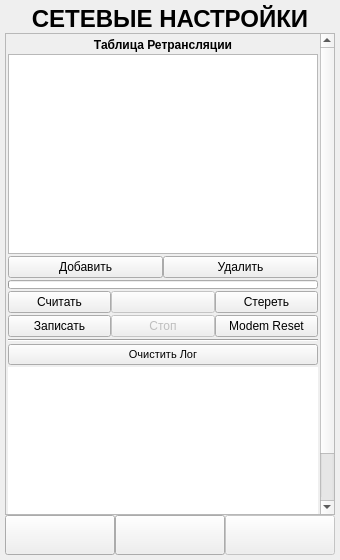
The window that ANDROID_FORMS/retranslation_table_form.ui (DavidSiegman/PLC_RF_Configurator) describes before a commit, drawn with Qt 5.
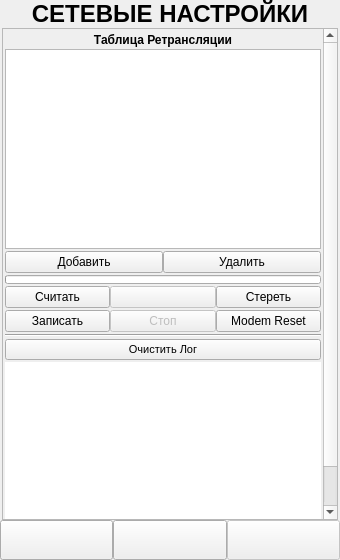
The same window after the commit. Icons and pictures are not drawn.

Patch:
```diff
--- a/ANDROID_FORMS/retranslation_table_form.ui
+++ b/ANDROID_FORMS/retranslation_table_form.ui
@@ -13,21 +13,21 @@
   <property name="windowTitle">
    <string>Form</string>
   </property>
-  <layout class="QVBoxLayout" name="verticalLayout_3">
+  <layout class="QVBoxLayout" name="verticalLayout_7">
    <property name="spacing">
     <number>0</number>
    </property>
    <property name="leftMargin">
-    <number>5</number>
+    <number>0</number>
    </property>
    <property name="topMargin">
-    <number>5</number>
+    <number>0</number>
    </property>
    <property name="rightMargin">
-    <number>5</number>
+    <number>0</number>
    </property>
    <property name="bottomMargin">
-    <number>5</number>
+    <number>0</number>
    </property>
    <item>
     <widget class="QLabel" name="label_1">
@@ -60,6 +60,27 @@
     </widget>
    </item>
    <item>
+    <widget class="QWidget" name="Main_Widget" native="true">
+     <property name="styleSheet">
+      <string notr="true"/>
+     </property>
+     <layout class="QVBoxLayout" name="verticalLayout_5">
+      <property name="spacing">
+       <number>0</number>
+      </property>
+      <property name="leftMargin">
+       <number>2</number>
+      </property>
+      <property name="topMargin">
+       <number>0</number>
+      </property>
+      <property name="rightMargin">
+       <number>2</number>
+      </property>
+      <property name="bottomMargin">
+       <number>0</number>
+      </property>
+      <item>
     <widget class="QScrollArea" name="scrollArea">
      <property name="horizontalScrollBarPolicy">
       <enum>Qt::ScrollBarAlwaysOff</enum>
@@ -72,7 +93,7 @@
        <rect>
         <x>0</x>
         <y>0</y>
-        <width>311</width>
+           <width>317</width>
         <height>545</height>
        </rect>
       </property>
@@ -508,6 +529,9 @@
      </widget>
     </widget>
    </item>
+     </layout>
+    </widget>
+   </item>
    <item>
     <widget class="QWidget" name="DownPanel_Widget" native="true">
      <property name="styleSheet">
@@ -602,6 +626,27 @@
          </widget>
         </item>
         <item>
+         <widget class="QWidget" name="Next_Widget" native="true">
+          <property name="enabled">
+           <bool>false</bool>
+          </property>
+          <layout class="QVBoxLayout" name="verticalLayout_3">
+           <property name="spacing">
+            <number>0</number>
+           </property>
+           <property name="leftMargin">
+            <number>0</number>
+           </property>
+           <property name="topMargin">
+            <number>0</number>
+           </property>
+           <property name="rightMargin">
+            <number>0</number>
+           </property>
+           <property name="bottomMargin">
+            <number>0</number>
+           </property>
+           <item>
          <widget class="QPushButton" name="Next">
           <property name="enabled">
            <bool>false</bool>
@@ -631,6 +676,9 @@
             <height>30</height>
            </size>
           </property>
+            </widget>
+           </item>
+          </layout>
          </widget>
         </item>
        </layout>
```
Lines whose indentation alone changed are shown as unchanged.
